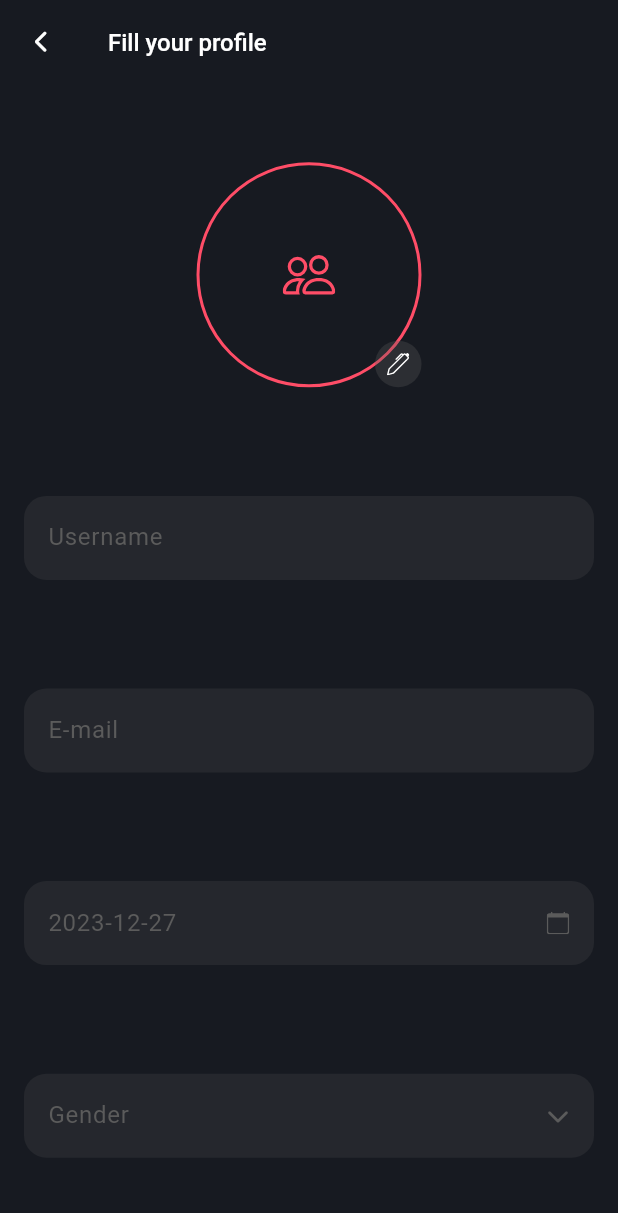
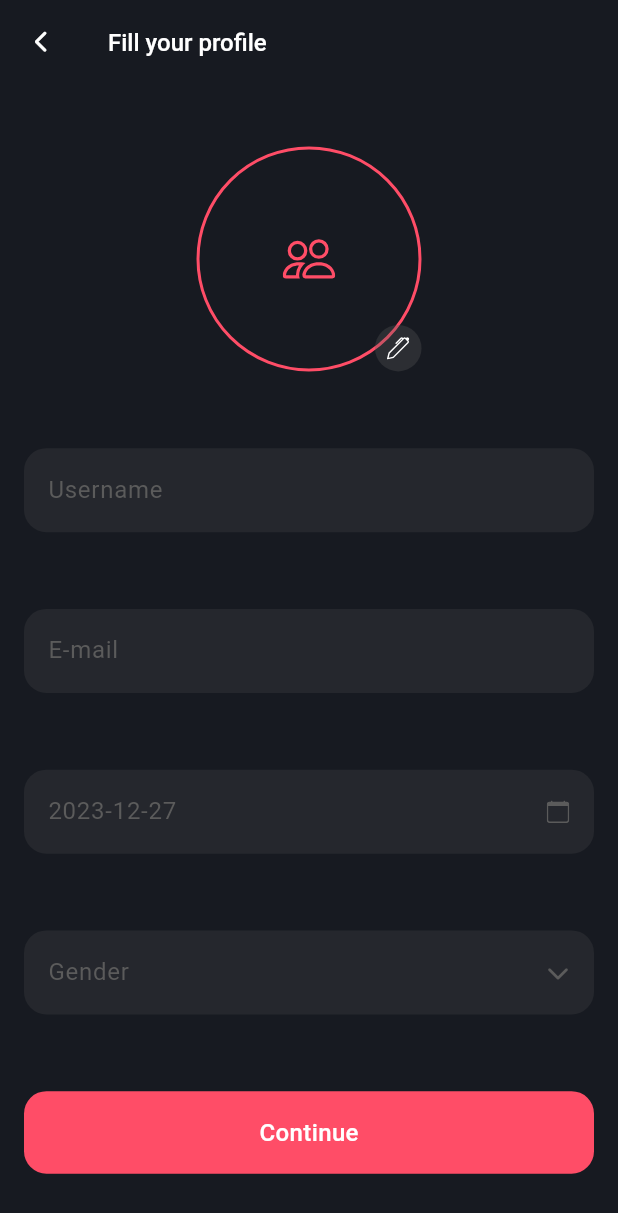
Before and after one commit to hafedh049/luxy, a Flutter app: the SignUp screen opened directly, on a phone screen of 412 x 824 dp. Shown: the top 1213 px of the screen. Run offline on Flutter 3.47's test engine with Material 3 defaults, Android fonts, the phone set to English and light mode, and no system bars; our stand-ins replace animated_toggle_switch, flutter_animate, fluttertoast, google_nav_bar, hive, icons_plus and 2 more; accounts and stored records are empty.

Commit message:
AddedM lib/views/auth/address.dart M  lib/views/auth/sign_up.dart

```diff
--- a/lib/views/auth/sign_up.dart
+++ b/lib/views/auth/sign_up.dart
@@ -194,6 +194,15 @@ class _SignUpState extends State<SignUp> {
                   );
                 },
               ),
+              GestureDetector(
+                onTap: () {},
+                child: Container(
+                  padding: const EdgeInsets.symmetric(vertical: 16),
+                  decoration: BoxDecoration(color: pink, borderRadius: BorderRadius.circular(15)),
+                  alignment: Alignment.center,
+                  child: const Text("Continue", style: TextStyle(color: white, fontSize: 16, fontWeight: FontWeight.w500)),
+                ),
+              ),
             ],
           ),
         ),
```
Also changed, not shown: lib/views/auth/address.dart (added, +65 -0 lines).
